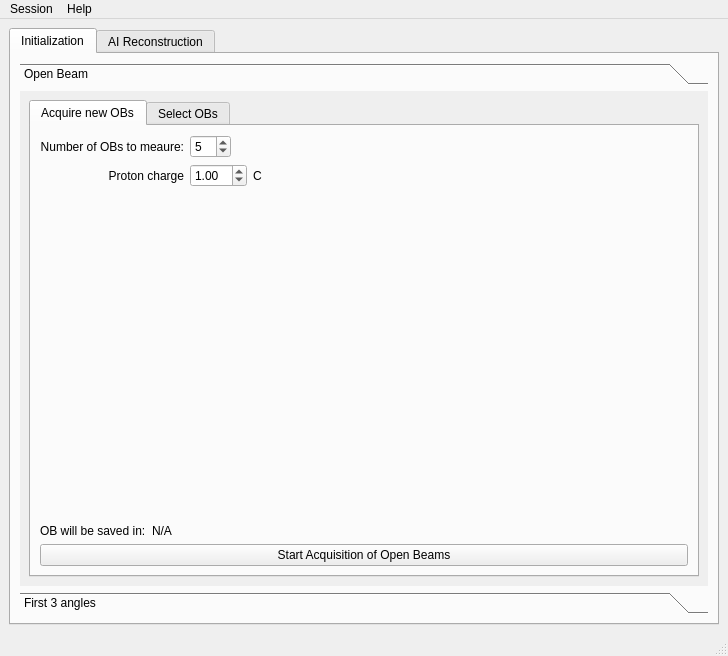
Qt form src/asui/ui/main_application.ui (ornlneutronimaging/HyperCTui) before a commit.
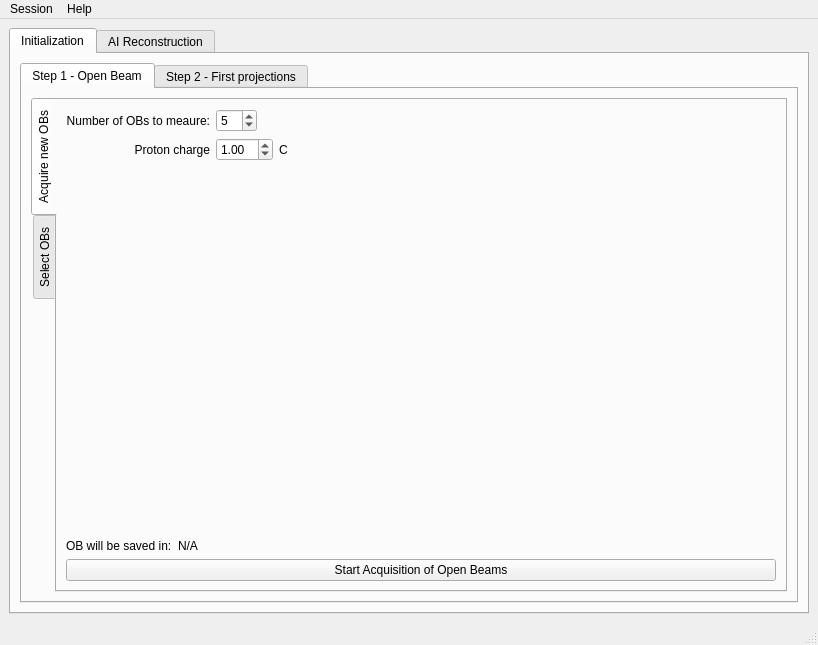
The same form after that commit. Icons and pictures are not drawn.

Commit message: Refactored ui. work in progress. this refs #6

What changed in the file:
```diff
--- a/src/asui/ui/main_application.ui
+++ b/src/asui/ui/main_application.ui
@@ -6,8 +6,8 @@
    <rect>
     <x>0</x>
     <y>0</y>
-    <width>728</width>
-    <height>656</height>
+    <width>818</width>
+    <height>645</height>
    </rect>
   </property>
   <property name="windowTitle">
@@ -26,25 +26,26 @@
        </attribute>
        <layout class="QVBoxLayout" name="verticalLayout">
         <item>
-         <widget class="QToolBox" name="toolBox_2">
+         <widget class="QTabWidget" name="tabWidget">
+          <property name="tabPosition">
+           <enum>QTabWidget::North</enum>
+          </property>
           <property name="currentIndex">
            <number>0</number>
           </property>
-          <widget class="QWidget" name="page_3">
-           <property name="geometry">
-            <rect>
-             <x>0</x>
-             <y>0</y>
-             <width>658</width>
-             <height>464</height>
-            </rect>
-           </property>
-           <attribute name="label">
-            <string>Open Beam</string>
+          <property name="elideMode">
+           <enum>Qt::ElideRight</enum>
+          </property>
+          <widget class="QWidget" name="tab">
+           <attribute name="title">
+            <string>Step 1 - Open Beam</string>
            </attribute>
            <layout class="QVBoxLayout" name="verticalLayout_2">
             <item>
              <widget class="QTabWidget" name="ob_tabWidget_3">
+              <property name="tabPosition">
+               <enum>QTabWidget::West</enum>
+              </property>
               <property name="currentIndex">
                <number>0</number>
               </property>
@@ -263,17 +264,9 @@
             </item>
            </layout>
           </widget>
-          <widget class="QWidget" name="page_4">
-           <property name="geometry">
-            <rect>
-             <x>0</x>
-             <y>0</y>
-             <width>658</width>
-             <height>464</height>
-            </rect>
-           </property>
-           <attribute name="label">
-            <string>First 3 angles</string>
+          <widget class="QWidget" name="tab_2">
+           <attribute name="title">
+            <string>Step 2 - First projections</string>
            </attribute>
           </widget>
          </widget>
@@ -295,7 +288,7 @@
     <rect>
      <x>0</x>
      <y>0</y>
-     <width>728</width>
+     <width>818</width>
      <height>24</height>
     </rect>
    </property>
```
The commit also changes 1 other file.
